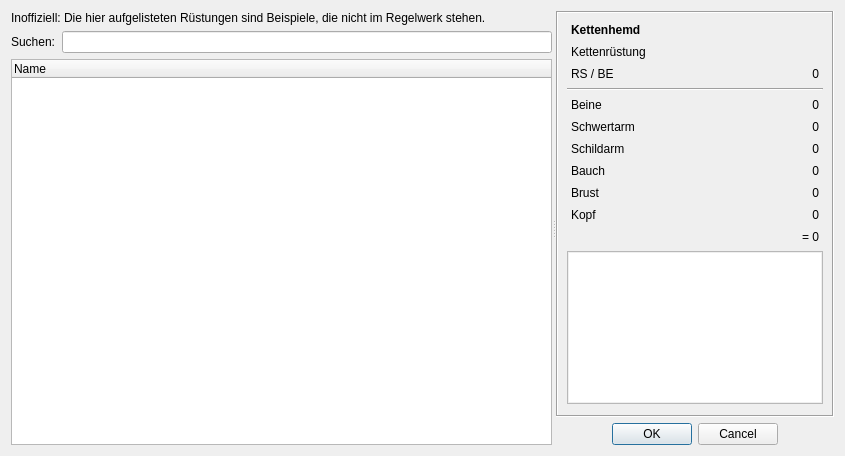
Old version of the form UI/CharakterRuestungen.ui in the repository Aeolitus/Sephrasto.
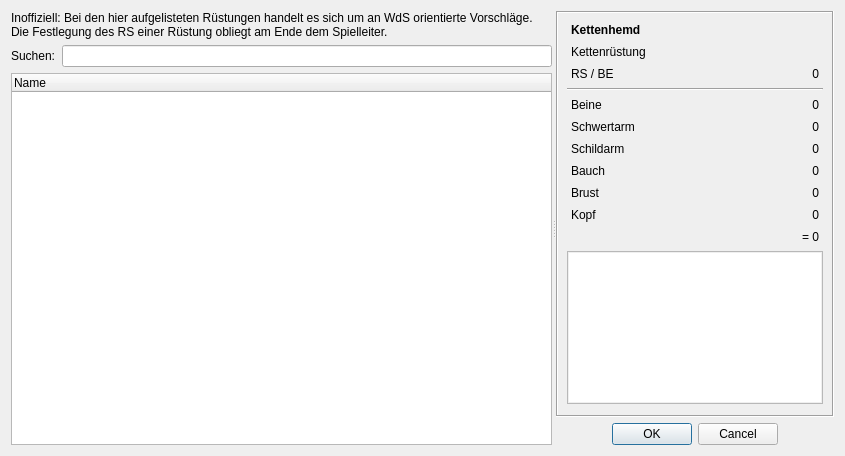
New version of the form.

What changed in the file:
```diff
--- a/UI/CharakterRuestungen.ui
+++ b/UI/CharakterRuestungen.ui
@@ -33,7 +33,10 @@
        <item>
         <widget class="QLabel" name="label">
          <property name="text">
-          <string>Inoffiziell: Die hier aufgelisteten Rüstungen sind Beispiele, die nicht im Regelwerk stehen.</string>
+          <string>Inoffiziell: Bei den hier aufgelisteten Rüstungen handelt es sich um an WdS orientierte Vorschläge. Die Festlegung des RS einer Rüstung obliegt am Ende dem Spielleiter.</string>
+         </property>
+         <property name="wordWrap">
+          <bool>true</bool>
          </property>
         </widget>
        </item>
```
Left out of the diff: 3 changed lines with no effect on the pictures.
